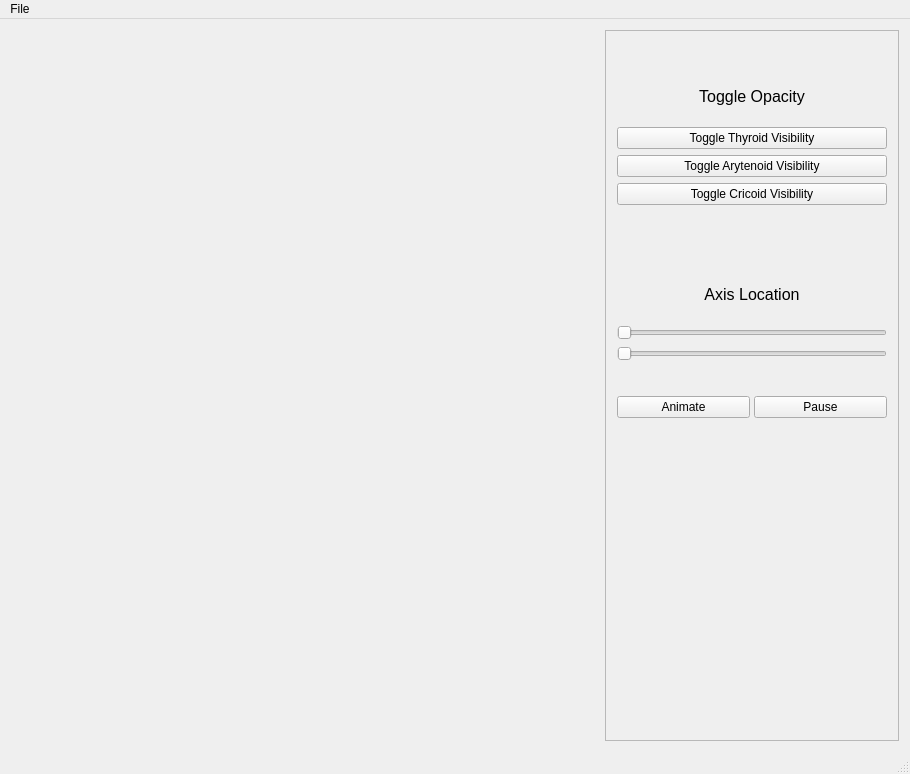
Before: the Qt Designer form mainwindowform.ui in hilton92/open-larynx, drawn with Qt 5.
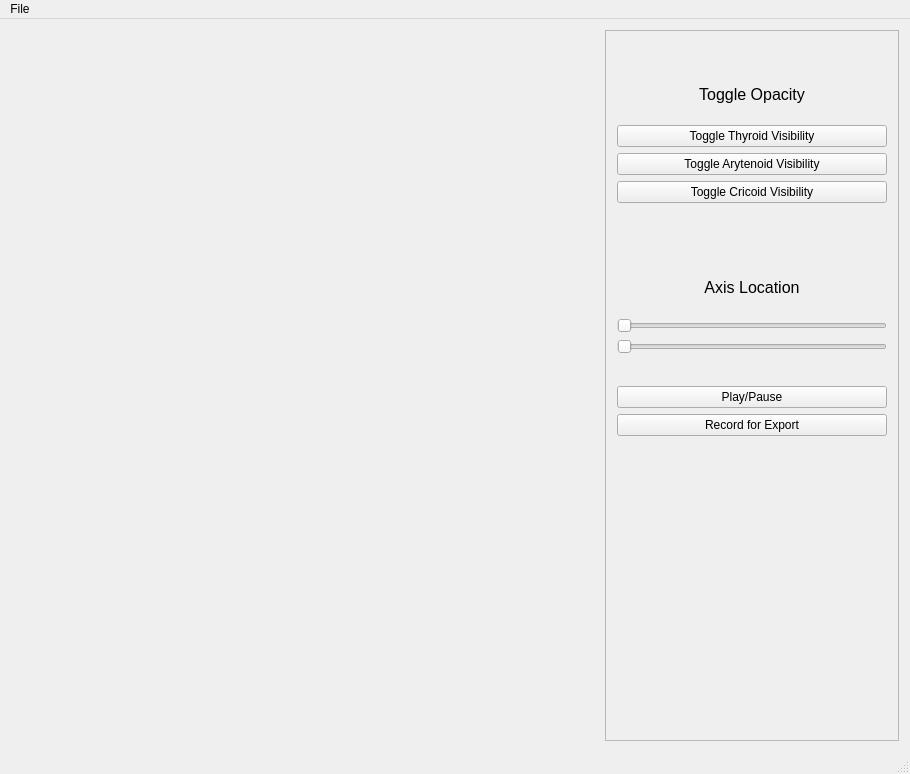
After: the same form once the commit is applied. Custom widgets are drawn as their Qt base class.

Diff of the .ui file:
```diff
--- a/mainwindowform.ui
+++ b/mainwindowform.ui
@@ -51,7 +51,7 @@
       <property name="frameShadow">
        <enum>QFrame::Raised</enum>
       </property>
-      <layout class="QVBoxLayout" name="verticalLayout_2" stretch="1,1,1,1,1,2,1,1,1,1,1,8,0,0">
+      <layout class="QVBoxLayout" name="verticalLayout_2" stretch="1,1,1,1,1,2,1,1,1,1,1,0,8,0,0">
        <item>
         <spacer name="verticalSpacer_6">
          <property name="orientation">
@@ -215,19 +215,19 @@
          <item>
           <widget class="QPushButton" name="Animate">
            <property name="text">
-            <string>Animate</string>
-           </property>
-          </widget>
-         </item>
-         <item>
-          <widget class="QPushButton" name="Pause">
-           <property name="text">
-            <string>Pause</string>
+            <string>Play/Pause</string>
            </property>
           </widget>
          </item>
         </layout>
        </item>
+       <item>
+        <widget class="QPushButton" name="Record">
+         <property name="text">
+          <string>Record for Export</string>
+         </property>
+        </widget>
+       </item>
        <item>
         <spacer name="verticalSpacer_3">
          <property name="orientation">
```
